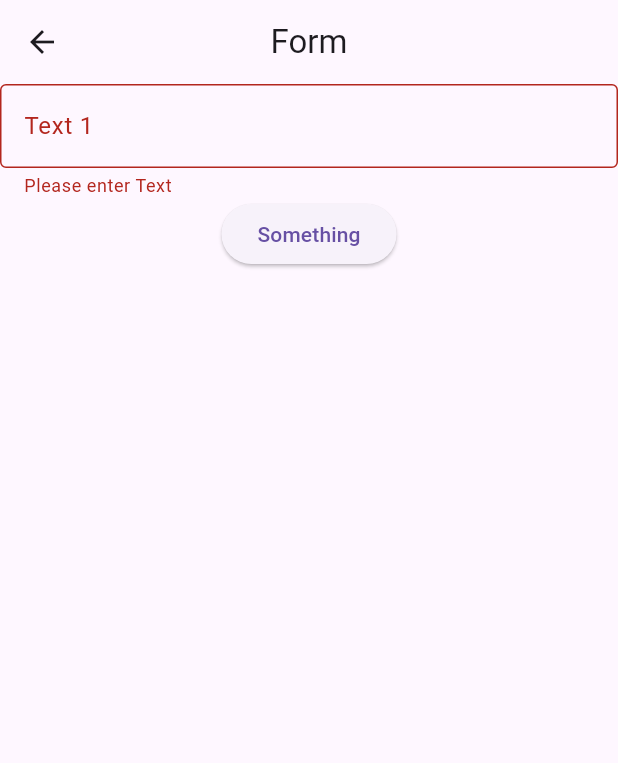
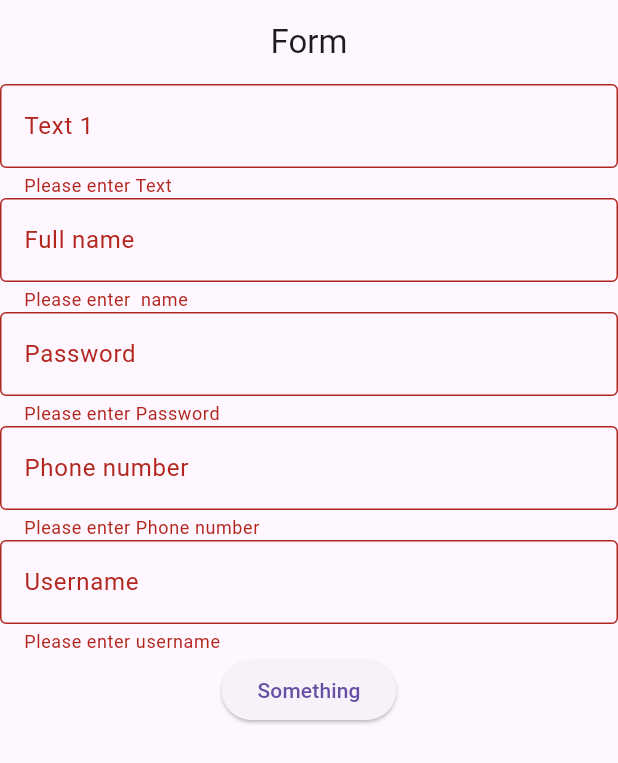
Before and after one commit to Jimmathew99/04-01-2024, a Flutter app: the FormSample screen opened directly, after a tap on "Something", on a phone screen of 412 x 824 dp. Shown: the top 763 px of the screen. Run offline on Flutter 3.47's test engine with Material 3 defaults, Android fonts, the phone set to English and light mode, and no system bars; our stand-ins replace flutter_screenutil, lottie; project files that could hold a hidden picture were left out.

Commit message:
Initial commit

```diff
--- a/lib/main.dart
+++ b/lib/main.dart
@@ -91,7 +91,7 @@ class MyApp extends StatelessWidget {
     return ScreenUtilInit(
        builder: (context, child) {
          return MaterialApp(
-           home:SplashScreenDemo()
+           home:FormSample()
          );
        },
       designSize: const Size(360, 690),
--- a/lib/view/04-09-2024/form_sample.dart
+++ b/lib/view/04-09-2024/form_sample.dart
@@ -10,6 +10,15 @@ class FormSample extends StatefulWidget {
 class _FormSampleState extends State<FormSample> {
   final formkey = GlobalKey<FormState>();
   var textedit = TextEditingController();
+  var nameedit=TextEditingController();
+  var passedit=TextEditingController();
+  var phoneedit=TextEditingController();
+  var useredit=TextEditingController();
+  var emailpattern=RegExp(r'^\w+([\.-]?\w+)*@\w+([\.-]?\w+)*(\.\w{2,3})+$');
+  var namepattern=RegExp(r'^[a-zA-Z]+(?:[ -][a-zA-Z]+)*$');
+  var passpatern=RegExp(r'^(?=.*[a-z])(?=.*[A-Z])(?=.*\d)(?=.*[!@#$%^&*()_+{}\[\]:;<>,.?~])[a-zA-Z\d!@#$%^&*()_+{}\[\]:;<>,.?~]{8,12}$');
+  var phonepattern=RegExp(r'^[0-9]{3}-[0-9]{3}-[0-9]{4}$');
+  var userpattern=RegExp(r'^[a-zA-Z0-9_-]{3,16}$');
 
   @override
   Widget build(BuildContext context) {
@@ -29,10 +38,73 @@ class _FormSampleState extends State<FormSample> {
                 if (value!.isEmpty) {
                   return ("Please enter Text");
                 }
+                else if(!emailpattern.hasMatch(value)){
+                  return 'Please enter valid email';
+                }
                 return null;
               },
               decoration: InputDecoration(
                   label: Text("Text 1"), border: OutlineInputBorder()),
+            ),
+            TextFormField(
+              keyboardType: TextInputType.name,
+              controller: nameedit,
+              validator: (value) {
+                if (value!.isEmpty) {
+                  return ("Please enter  name");
+                }
+                else if(!namepattern.hasMatch(value)){
+                  return 'Please enter fullname ';
+                }
+                return null;
+              },
+              decoration: InputDecoration(
+                  label: Text("Full name"), border: OutlineInputBorder()),
+            ),
+            TextFormField(
+              keyboardType: TextInputType.visiblePassword,
+              controller: passedit,
+              validator: (value) {
+                if (value!.isEmpty) {
+                  return ("Please enter Password");
+                }
+                else if(!passpatern.hasMatch(value)){
+                  return 'Please enter Password that is 8-12 characters ';
+                }
+                return null;
+              },
+              decoration: InputDecoration(
+                  label: Text("Password"), border: OutlineInputBorder()),
+            ),
+            TextFormField(
+              keyboardType: TextInputType.phone,
+              controller: phoneedit,
+              validator: (value) {
+                if (value!.isEmpty) {
+                  return ("Please enter Phone number");
+                }
+                else if(!phonepattern.hasMatch(value)){
+                  return 'Please enter Phone number like this 416-703-5996 ';
+                }
+                return null;
+              },
+              decoration: InputDecoration(
+                  label: Text("Phone number"), border: OutlineInputBorder()),
+            ),
+            TextFormField(
+              keyboardType: TextInputType.name,
+              controller: useredit,
+              validator: (value) {
+                if (value!.isEmpty) {
+                  return ("Please enter username");
+                }
+                else if(!userpattern.hasMatch(value)){
+                  return 'Please enter username ';
+                }
+                return null;
+              },
+              decoration: InputDecoration(
+                  label: Text("Username"), border: OutlineInputBorder()),
             ),
             ElevatedButton(
                 onPressed: () {
```
